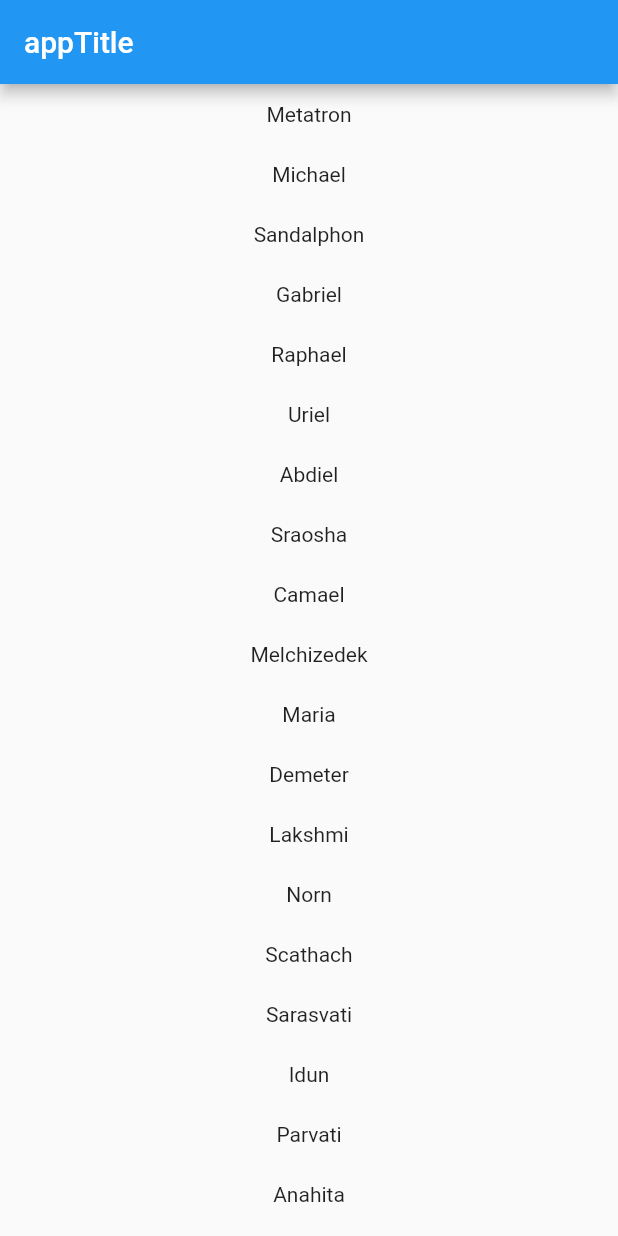
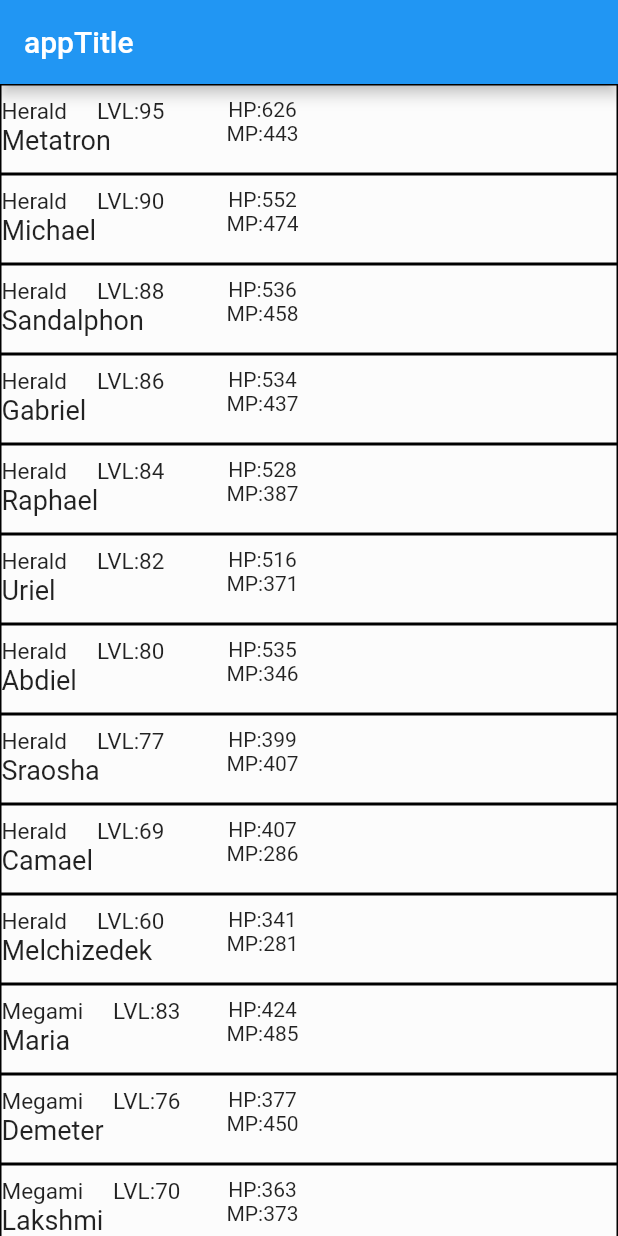
Before and after one commit to Friendly-quacking-frog/smtv-android-compendium, a Flutter app: the screen it shows after launch, on a phone screen of 412 x 824 dp. Run offline on Flutter 3.47's test engine with Material 2 defaults, Android fonts, the phone set to English and light mode, and no system bars.

Commit message:
First major push/commit Done: 1. Most basic layout 2. Showing names of demons in list TODO: Everything else

```diff
--- a/lib/main.dart
+++ b/lib/main.dart
@@ -8,20 +8,17 @@ import 'package:flutter/services.dart' show rootBundle;
 List<List<String>> data = [];
 
 void main() {
-
   runApp(MyApp());
 }
 
-class MyApp extends StatelessWidget{
+class MyApp extends StatelessWidget {
   const MyApp({Key? key}) : super(key: key);
 
   @override
   Widget build(BuildContext context) {
     return MaterialApp(
-      home: MyHomePage(title: 'appTitle', storage: DataStorage())
-    );
+        home: MyHomePage(title: 'appTitle', storage: DataStorage()));
   }
-
 }
 
 class DataStorage {
@@ -47,7 +44,8 @@ class DataStorage {
 }
 
 class MyHomePage extends StatefulWidget {
-  const MyHomePage({Key? key, required this.title, required this.storage}) : super(key: key);
+  const MyHomePage({Key? key, required this.title, required this.storage})
+      : super(key: key);
   final DataStorage storage;
   final String title;
 
@@ -65,14 +63,14 @@ class _MyHomePageState extends State<MyHomePage> {
     temp = data.split('\n');
     temp.removeLast();
     var temp2 = [];
-    for (int i=0; i<temp.length; i++){
+    for (int i = 0; i < temp.length; i++) {
       temp2.add(temp[i].split(';'));
     }
     return temp2;
   }
 
   @override
-  void initState(){
+  void initState() {
     super.initState();
     readFile = loadAsset();
   }
@@ -87,44 +85,79 @@ class _MyHomePageState extends State<MyHomePage> {
         child: FutureBuilder(
           future: readFile,
           builder: (
-              BuildContext context,
-              AsyncSnapshot<List> snapshot,
+            BuildContext context,
+            AsyncSnapshot<List> snapshot,
           ) {
             Widget child;
-            if (snapshot.hasData){
+            if (snapshot.hasData) {
               child = ListView.builder(
                 itemCount: snapshot.data?.length,
-                itemBuilder: (BuildContext context, int index){
-                  return Container(
-                      height: 40,
-                      child: Center(
-                          child: Text(snapshot.data![index][2]))
-                    );
-                  },
-                );
-            } else if (snapshot.hasError){
+                itemBuilder: (BuildContext context, int index) {
+                  return MyListItem(list: snapshot.data![index]);
+                },
+              );
+            } else if (snapshot.hasError) {
               child = Text('Error');
             } else {
-              child = Text("Something");
+              child = Center(
+                child: ListView(children: const [Text("Loading...")]),
+              );
             }
             return Center(child: child);
-          } ,
+          },
         ),
       ),
     );
-    // return Scaffold(
-    //   appBar: AppBar(
-    //     title: Text(widget.title),
-    //   ),
-    //   body: ListView.builder(
-    //     itemCount: readFile.length,
-    //     itemBuilder: (BuildContext context, int index) {
-    //       return Container(
-    //         height: 40,
-    //         child: Text(readFile[index][2]),
-    //       );
-    //     },
-    //   )
-    // );
   }
 }
+
+class MyListItem extends StatelessWidget {
+  var list;
+
+  MyListItem({Key? key, required this.list}) : super(key: key);
+
+  @override
+  Widget build(BuildContext context) {
+    // TODO: implement build
+    return Container(
+        decoration: BoxDecoration(
+            color: Colors.white30,
+            border: Border.all(color: Colors.black)
+        ),
+        height: 60,
+        child: Row(
+          children: [
+            Container(
+                width: 150,
+                child: Column(
+                  children: [
+                    Container(height: 8),
+                    Row(
+                      children: [
+                        Text(list[0], style: const TextStyle(fontSize: 15)),
+                        Container(width: 20),
+                        Text('LVL:' + list[1],
+                            style: const TextStyle(fontSize: 15))
+                      ],
+                    ),
+                    Row(
+                      children: [
+                        Text(list[2], style: const TextStyle(fontSize: 18))
+                      ],
+                    )
+                  ],
+                )),
+            Container(
+              child: Column(
+                children: [
+                  Container(height: 8),
+                  Text ('HP:'+list[4]),
+                  Text ('MP:'+list[5])
+                ],
+              ),
+            ),
+            Container()
+          ],
+        ));
+  }
+}
```
